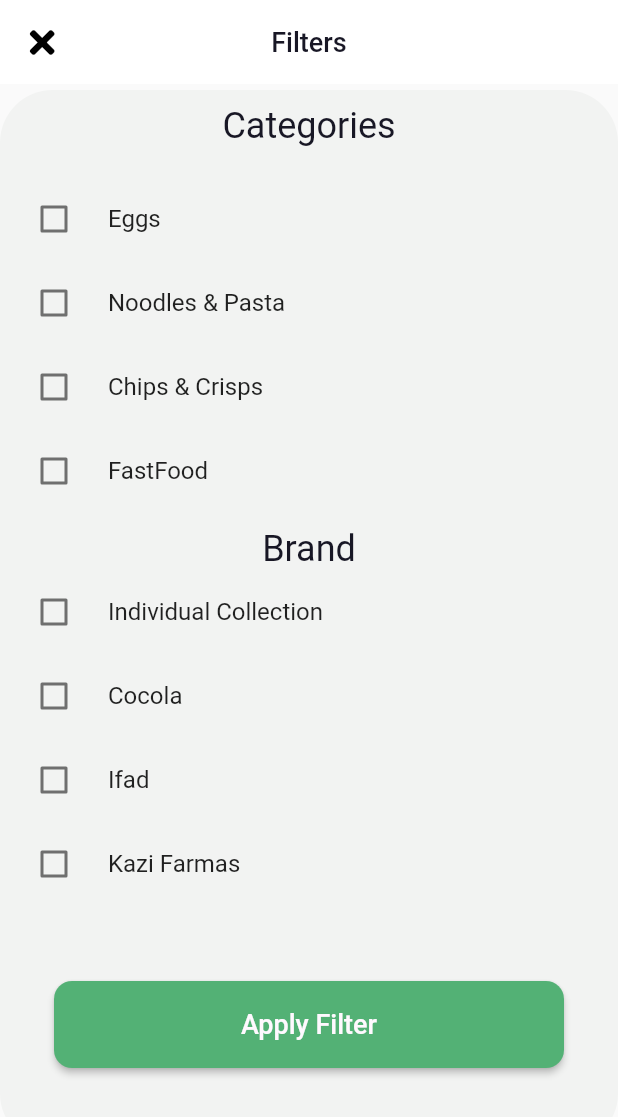
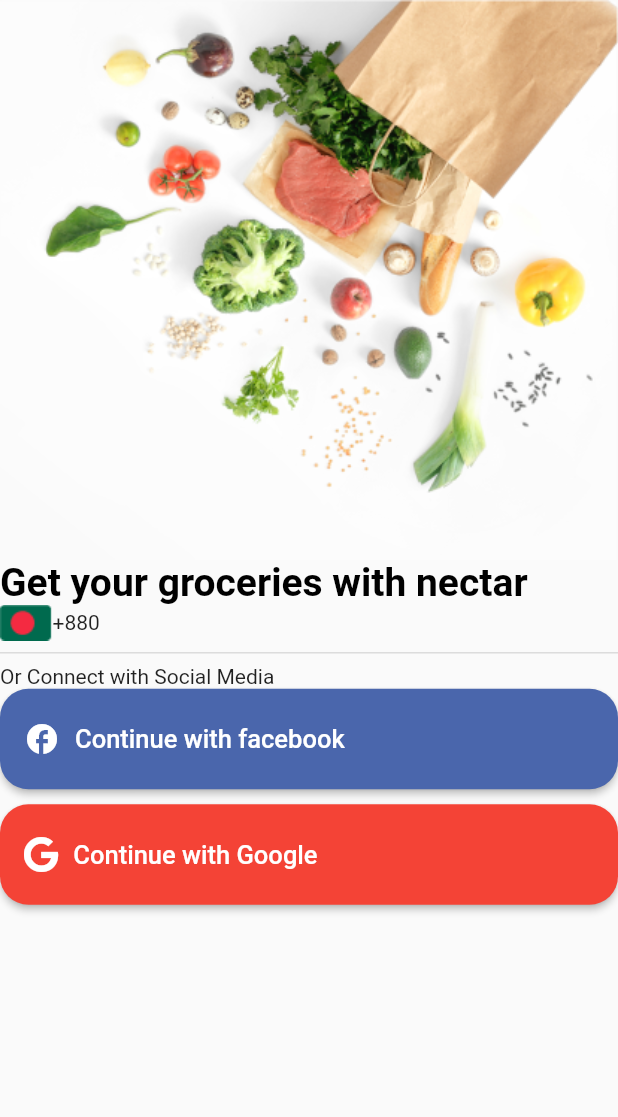
Before and after one commit to FaisalIslam26/GroceryApp, a Flutter app: the screen it shows after launch, on a phone screen of 412 x 824 dp. Shown: the top 1117 px of the screen. Run offline on Flutter 3.47's test engine with Material 2 defaults, Android fonts, the phone set to English and light mode, and no system bars; our stand-ins replace font_awesome_flutter.

Commit message:
this is my second commit

```diff
--- a/lib/account.dart
+++ b/lib/account.dart
@@ -95,7 +95,7 @@
                   );
                 },
                 itemCount: title.length,
-                // scrollDirection: Axis.vertical,
+                scrollDirection: Axis.vertical,
                 itemBuilder: (context, index) {
                   return ListTile(
                     onTap: () {},
--- a/lib/main.dart
+++ b/lib/main.dart
@@ -1,6 +1,11 @@
 import 'package:flutter/material.dart';
 import 'package:groceriesapp/account.dart';
+import 'package:groceriesapp/bottomnav.dart';
 import 'package:groceriesapp/filterscreen.dart';
+import 'package:groceriesapp/login.dart';
+import 'package:groceriesapp/signin.dart';
+import 'package:groceriesapp/signup.dart';
+import 'package:groceriesapp/start_screen.dart';
 
 void main() {
   runApp(MyApp());
@@ -15,8 +20,20 @@
     return MaterialApp(
       debugShowCheckedModeBanner: false,
       title: title,
-      home: filterScreen(),
-      // home: AccountScreen(),
+
+      // // home: filterScreen(),
+      // // home: AccountScreen(),
+      // // home: BottomNavBar(),
+      // // home: StartScreen(),
+      // home: SignUpScreen(),
+      home: SigninScreen(),
+
+      // // initialRoute: SigninScreen.path,
+      // // routes: {
+      // //   StartScreen.path: (ctx) => StartScreen(),
+      // //   LoginScreen.path: (ctx) => LoginScreen(),
+      // //   SignUpScreen.path: (ctx) => SignUpScreen(),
+      // }
     );
   }
 }
--- /dev/null
+++ b/lib/signin.dart
@@ -0,0 +1,99 @@
+import 'package:flutter/material.dart';
+import 'package:font_awesome_flutter/font_awesome_flutter.dart';
+
+class SigninScreen extends StatelessWidget {
+  static const String path = "SigninScreen";
+  const SigninScreen({Key? key}) : super(key: key);
+
+  @override
+  Widget build(BuildContext context) {
+    return Scaffold(
+      extendBodyBehindAppBar: true,
+      extendBody: true,
+      appBar: AppBar(
+        backgroundColor: Colors.transparent,
+        elevation: 0,
+      ),
+      body: Column(
+        crossAxisAlignment: CrossAxisAlignment.start,
+        children: [
+          Image.asset("assets/images/banner.png"),
+          Text(
+            "Get your groceries with nectar",
+            maxLines: 2,
+            style: TextStyle(
+              color: Colors.black,
+              fontWeight: FontWeight.bold,
+              fontSize: 26,
+            ),
+          ),
+          Row(
+            children: [
+              Image.asset("assets/images/bd.png"),
+              Text("+880"),
+            ],
+          ),
+          Divider(
+            thickness: 1,
+          ),
+          Text("Or Connect with Social Media"),
+          ElevatedButton(
+            onPressed: () {},
+            child: Row(
+              children: [
+                Icon(Icons.facebook_outlined),
+                SizedBox(
+                  width: 10,
+                ),
+                Text(
+                  "Continue with facebook",
+                  style: TextStyle(
+                    fontSize: 17,
+                    fontWeight: FontWeight.w500,
+                    color: Colors.white,
+                  ),
+                ),
+              ],
+            ),
+            style: ElevatedButton.styleFrom(
+              primary: Color(0xfff4A66AC),
+              minimumSize: Size(double.infinity, 67),
+              shape: RoundedRectangleBorder(
+                borderRadius: BorderRadius.circular(19),
+              ),
+            ),
+          ),
+          SizedBox(
+            height: 10,
+          ),
+          ElevatedButton(
+            onPressed: () {},
+            child: Row(
+              children: [
+                FaIcon(FontAwesomeIcons.google),
+                SizedBox(
+                  width: 10,
+                ),
+                Text(
+                  "Continue with Google",
+                  style: TextStyle(
+                    fontSize: 17,
+                    fontWeight: FontWeight.w500,
+                    color: Colors.white,
+                  ),
+                ),
+              ],
+            ),
+            style: ElevatedButton.styleFrom(
+              primary: Colors.red,
+              minimumSize: Size(double.infinity, 67),
+              shape: RoundedRectangleBorder(
+                borderRadius: BorderRadius.circular(19),
+              ),
+            ),
+          ),
+        ],
+      ),
+    );
+  }
+}
```
Also changed, not shown: lib/bottomnav.dart (added, +92 -0 lines), lib/filterscreen.dart (+12 -2 lines), lib/login.dart (added, +166 -0 lines), lib/signup.dart (added, +201 -0 lines), lib/start_screen.dart (added, +70 -0 lines), assets/images/Group 3.png (added), assets/images/Vector (2).png (added), assets/images/banner.png (added), assets/images/bd.png (added), assets/images/bookmark 1 (1).png (added), assets/images/carrot.png (added), assets/images/start.png (added), assets/images/store.png (added), 1 other file.
